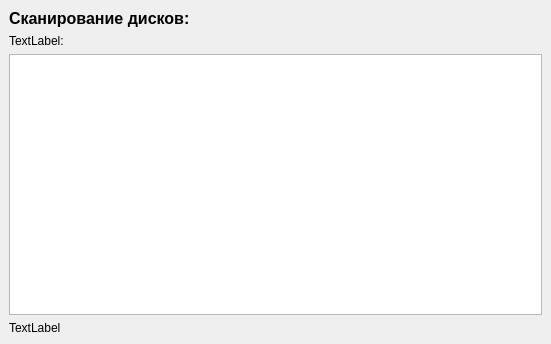
Before: the Qt Designer form forms/filescanprocessor.ui in Quirtel/DiskAnalyzer, drawn with Qt 5.
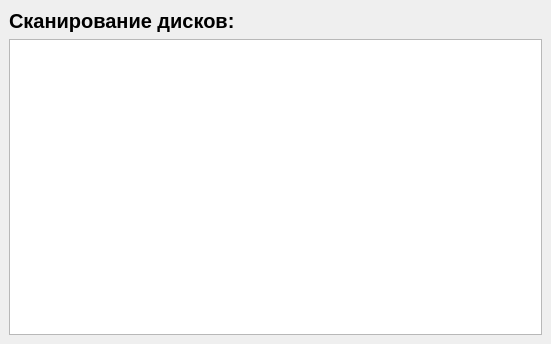
After: the same form once the commit is applied.

The edit to the form file:
```diff
--- a/forms/filescanprocessor.ui
+++ b/forms/filescanprocessor.ui
@@ -23,7 +23,7 @@
          <widget class="QLabel" name="label_2">
           <property name="font">
            <font>
-            <pointsize>12</pointsize>
+            <pointsize>15</pointsize>
             <weight>75</weight>
             <bold>true</bold>
            </font>
@@ -36,13 +36,6 @@
           </property>
          </widget>
         </item>
-        <item>
-         <widget class="QLabel" name="label">
-          <property name="text">
-           <string>TextLabel:</string>
-          </property>
-         </widget>
-        </item>
        </layout>
       </item>
       <item>
@@ -55,13 +48,6 @@
         </property>
        </widget>
       </item>
-      <item>
-       <widget class="QLabel" name="label_3">
-        <property name="text">
-         <string>TextLabel</string>
-        </property>
-       </widget>
-      </item>
      </layout>
     </item>
    </layout>
```
